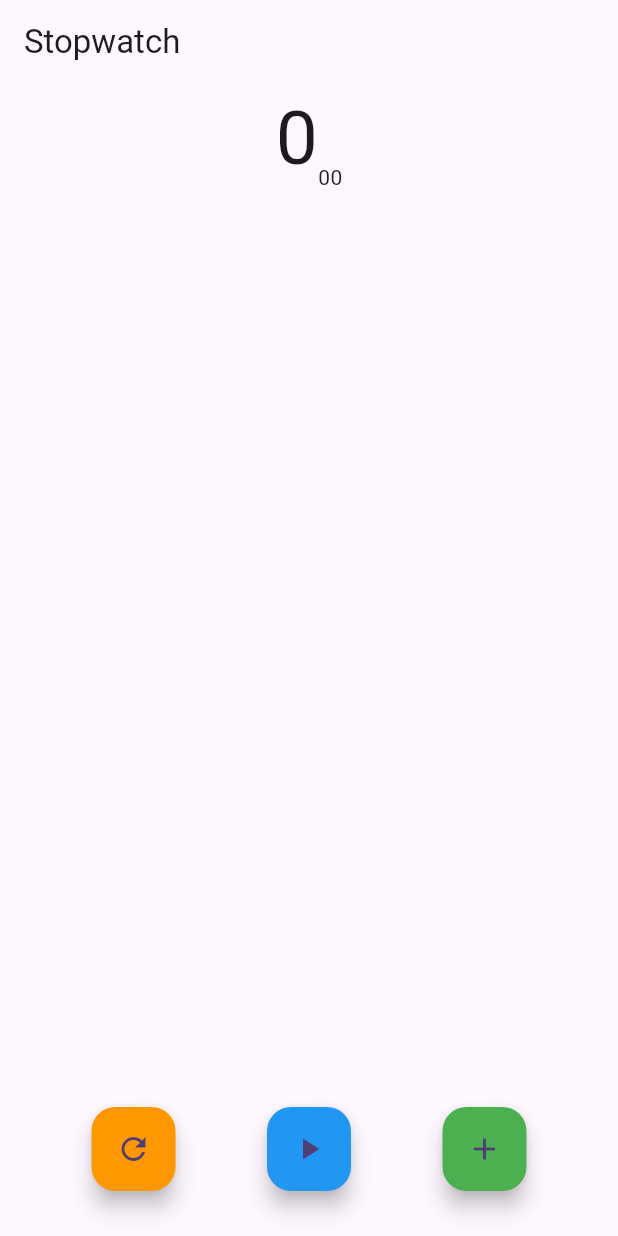
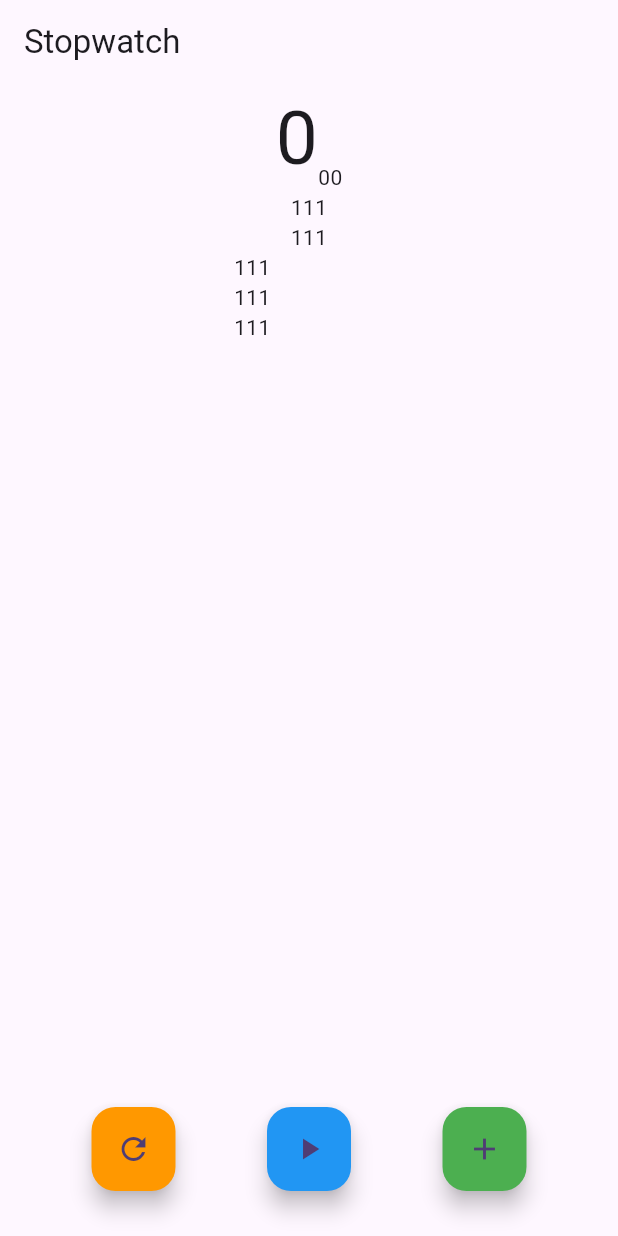
Before and after one commit to mybuenoday/stopwatch_flutter, a Flutter app: the screen it shows after launch, on a phone screen of 412 x 824 dp. Run offline on Flutter 3.47's test engine with Material 3 defaults, Android fonts, the phone set to English and light mode, and no system bars.

Commit message:
feat: add ListView in SizedBox for lap time display

```diff
--- a/lib/stopwatch_screen.dart
+++ b/lib/stopwatch_screen.dart
@@ -26,6 +26,22 @@ class _StopWatchScreenState extends State<StopWatchScreen> {
             Text('00'),
           ],
         ),
+        SizedBox(
+          width: 100,
+          height: 100,
+          child: ListView(
+            children: const [
+              Center(child: Text('111')),
+              Center(child: Text('111')),
+              Text('111'),
+              Text('111'),
+              Text('111'),
+              Text('111'),
+              Text('111'),
+              Text('121'),
+            ],
+          ),
+        ),
         const Spacer(),
         Row(
           mainAxisAlignment: MainAxisAlignment.spaceEvenly,
```
